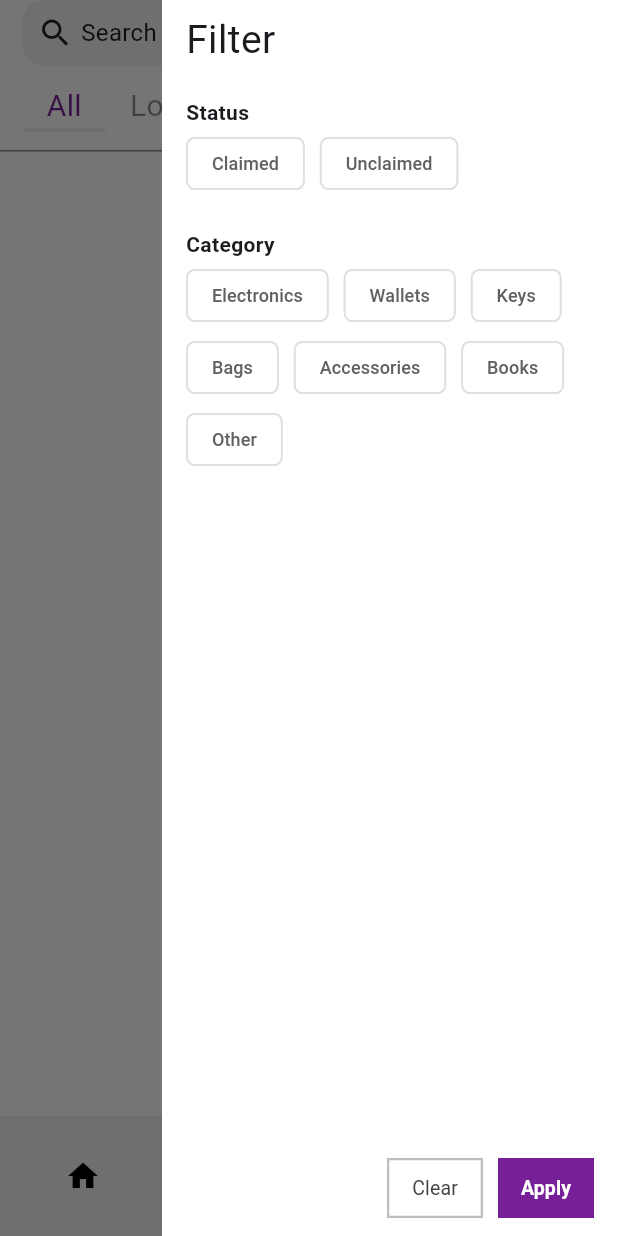
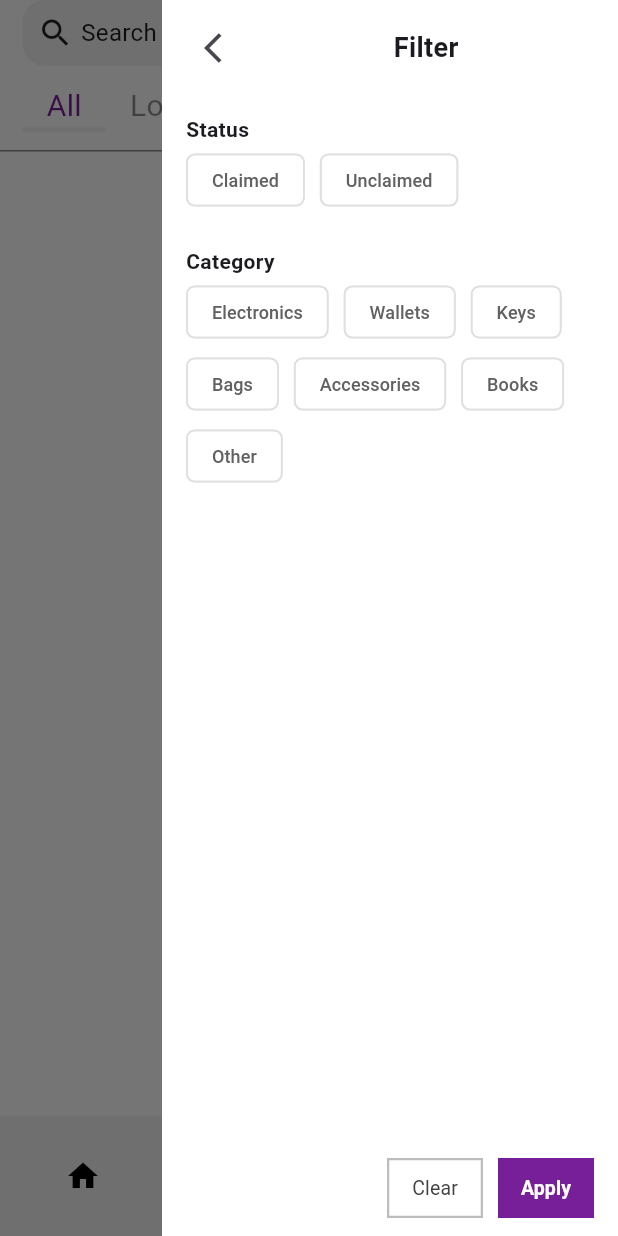
Before and after one commit to ZainabJameel300/UniFind, a Flutter app: the screen it shows once a user with an empty profile is signed in, with the side drawer open, on a phone screen of 412 x 824 dp. Run offline on Flutter 3.47's test engine with Material 3 defaults, Android fonts, the phone set to English and light mode, and no system bars; our stand-ins replace cloud_firestore, firebase_auth, firebase_core; accounts and stored records are empty.

Commit message:
Added back button for drawer

```diff
--- a/lib/Components/filters_drawer.dart
+++ b/lib/Components/filters_drawer.dart
@@ -30,7 +30,7 @@ class _FiltersDrawerState extends State<FiltersDrawer> {
     Provider.of<FilterProvider>(context, listen: false).filterCategory(category);
   }
 
-  void applyFilter() {
+  void closeDrawer() {
     Navigator.of(context).pop();
   }
   void clearFilter() {
@@ -50,9 +50,22 @@ class _FiltersDrawerState extends State<FiltersDrawer> {
           child: Column(
             crossAxisAlignment: CrossAxisAlignment.start,
             children: [
-              const Text(
-                "Filter",
-                style: TextStyle(fontSize: 26, fontWeight: FontWeight.w400),
+              Row(
+                children: [
+                  // back button
+                  IconButton(
+                    icon: const Icon(Icons.arrow_back_ios),
+                    onPressed: closeDrawer,
+                  ),
+                  Expanded(
+                    child: Center(
+                      child: const Text(
+                        "Filter",
+                        style: TextStyle(fontSize: 18, fontWeight: FontWeight.bold),
+                      ),
+                    ),
+                  ),
+                ],
               ),
               const SizedBox(height: 20),
 
@@ -90,7 +103,7 @@ class _FiltersDrawerState extends State<FiltersDrawer> {
               ),
               const Spacer(),
 
-              // buttons row
+              // buttons
               Row(
                 mainAxisAlignment: MainAxisAlignment.end,
                 children: [
@@ -101,7 +114,7 @@ class _FiltersDrawerState extends State<FiltersDrawer> {
                   const SizedBox(width: 10),
                   MyDrawerButton(
                     text: "Apply",
-                    onTap: applyFilter,
+                    onTap: closeDrawer,
                   ),
                 ],
               ),
--- a/lib/pages/home_page.dart
+++ b/lib/pages/home_page.dart
@@ -106,10 +106,7 @@ class _HomePageState extends State<HomePage> {
             ),
 
             // line
-            const SizedBox(
-              width: double.infinity,
-              child: Divider(color: Color(0xFF8C8C8C), thickness: 1, height: 1,),
-            ),
+            Divider(color: Color(0xFF8C8C8C), thickness: 1, height: 1,),
 
             // posts
             Expanded(
```
